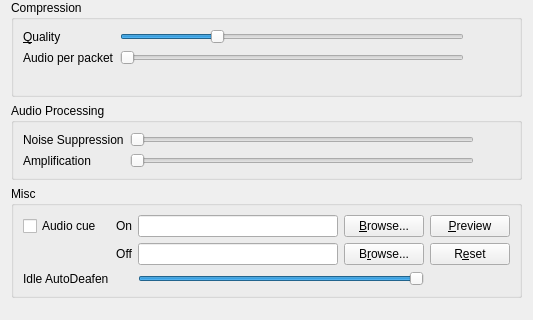
Qt form src/mumble/AudioInput.ui (mumble-voip/mumble) before a commit; both pictures show x 0 to 533 and y 303 to 623 of the 533 by 735 pixel window.
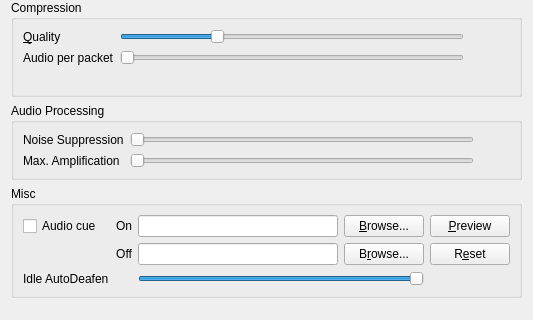
The same form after that commit. Custom widgets are drawn as their Qt base class.

Commit message: Clarify audio processing option: 'Amplification' -> 'Max. Amplification'

```diff
--- a/src/mumble/AudioInput.ui
+++ b/src/mumble/AudioInput.ui
@@ -629,7 +629,7 @@
       <item row="1" column="0">
        <widget class="QLabel" name="qliAmp">
         <property name="text">
-         <string>Amplification</string>
+         <string>Max. Amplification</string>
         </property>
         <property name="buddy">
          <cstring>qsAmp</cstring>
```
